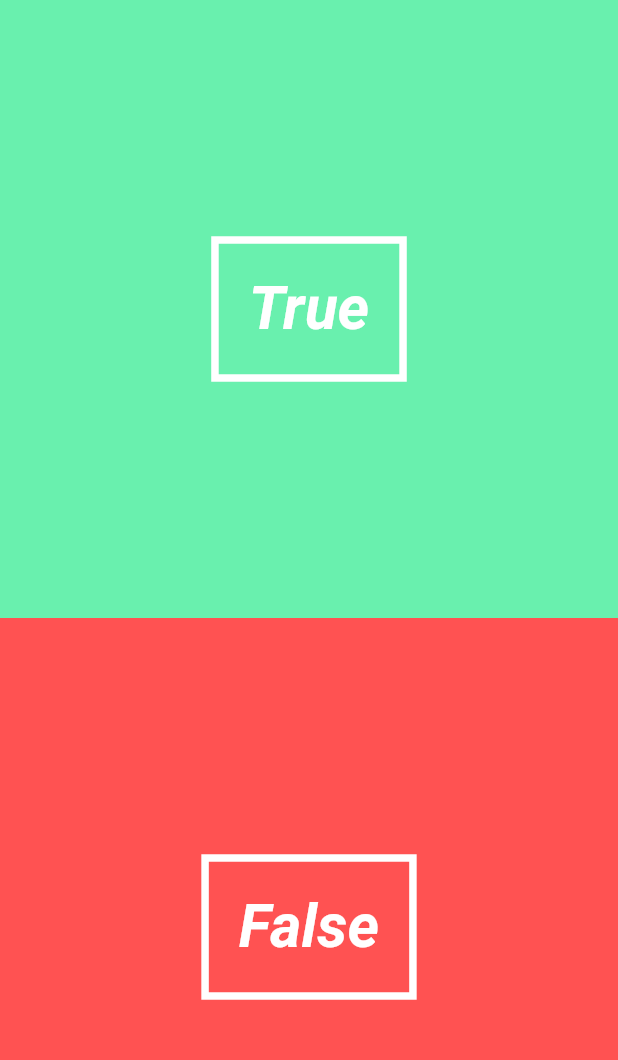
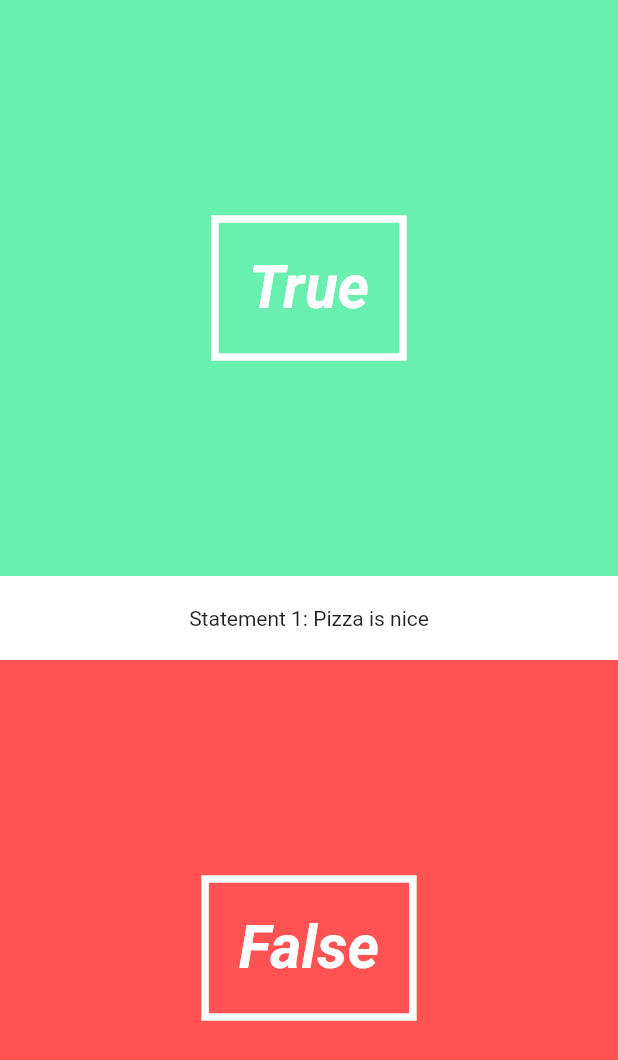
Before and after one commit to KeeperOfTheVoid/quiz-app-flutter, a Flutter app: the screen it shows after launch, on a phone screen of 412 x 824 dp. Shown: the top 1060 px of the screen. Run offline on Flutter 3.47's test engine with Material 2 defaults, Android fonts, the phone set to English and light mode, and no system bars.

Commit message:
Add Question Text UI component
- Add Question Text UI module
- Display test question

```diff
--- a/lib/screens/quiz_screen.dart
+++ b/lib/screens/quiz_screen.dart
@@ -4,6 +4,7 @@ import '../utils/question.dart';
 import '../utils/quiz.dart';
 
 import '../ui/answer_button.dart';
+import '../ui/question_text.dart';
 
 class QuizScreen extends StatefulWidget {
   @override
@@ -19,6 +20,7 @@ class QuizScreenState extends State<QuizScreen> {
           // This is our main screen
           children: <Widget>[
             new AnswerButton(true, () => print("You answered true")),
+            new QuestionText(),
             new AnswerButton(false, () => print("You answered false"))
           ],
         ),
--- /dev/null
+++ b/lib/ui/question_text.dart
@@ -0,0 +1,21 @@
+import 'package:flutter/material.dart';
+
+class QuestionText extends StatefulWidget {
+  @override
+  State createState() => new QuestionTextState();
+}
+
+class QuestionTextState extends State<QuestionText> {
+  @override
+  Widget build(BuildContext context) {
+    return new Material(
+      color: Colors.white,
+      child: new Padding(
+        padding: new EdgeInsets.symmetric(vertical: 20.0),
+        child: new Center(
+          child: new Text("Statement 1: Pizza is nice"),
+        ),
+      ),
+    );
+  }
+}
```
